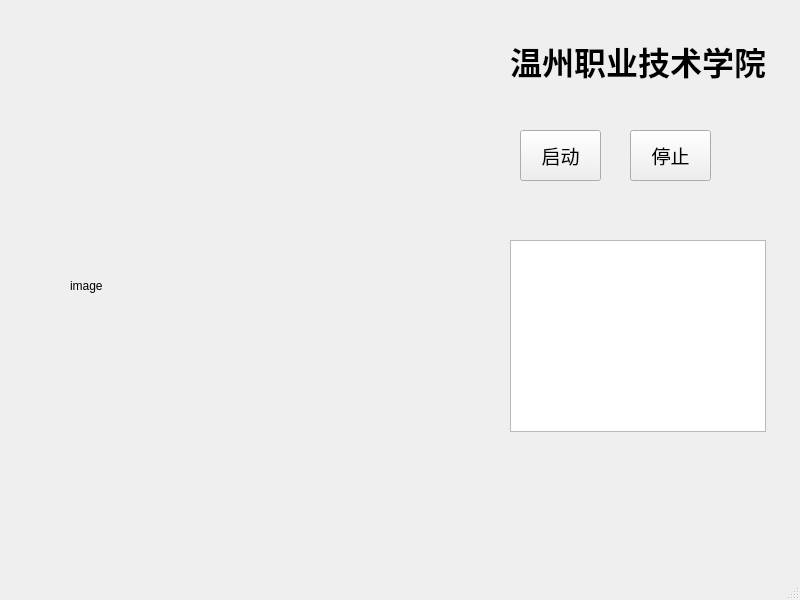
This is 智能产线综合应用实训/ABB_robot_vision/readCamera/mainUI.ui in cxf9203/github_repo as Qt 5 draws it before an edit. The edited form follows.
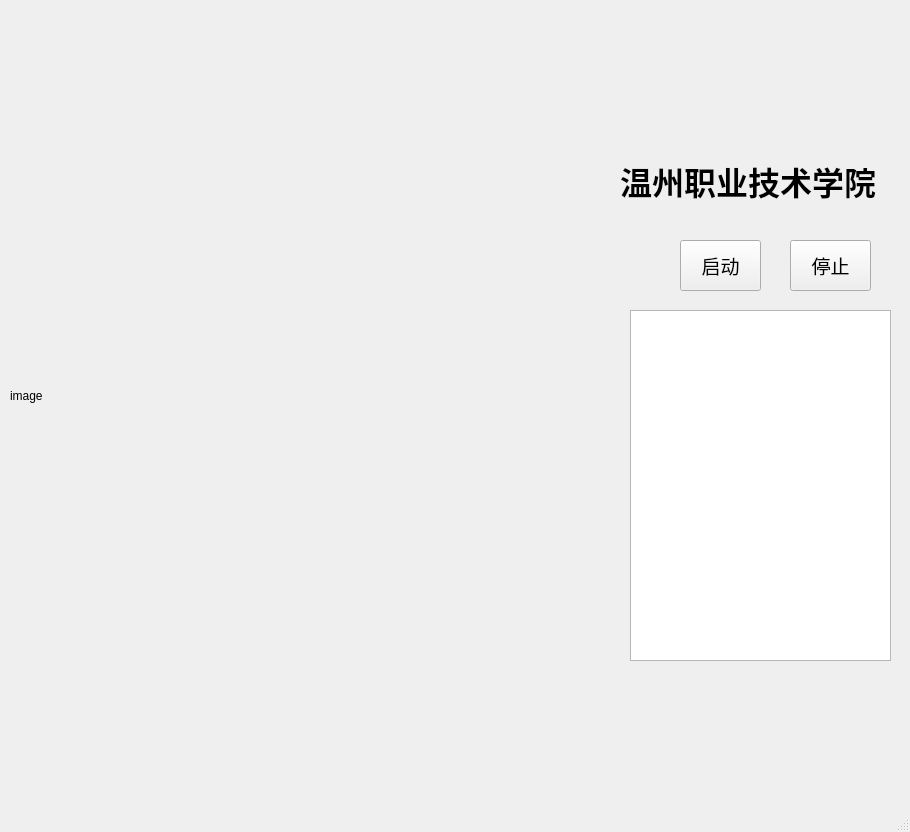
This is the edited form.

```diff
--- a/智能产线综合应用实训/ABB_robot_vision/readCamera/mainUI.ui
+++ b/智能产线综合应用实训/ABB_robot_vision/readCamera/mainUI.ui
@@ -6,8 +6,8 @@
    <rect>
     <x>0</x>
     <y>0</y>
-    <width>800</width>
-    <height>600</height>
+    <width>910</width>
+    <height>832</height>
    </rect>
   </property>
   <property name="windowTitle">
@@ -17,10 +17,10 @@
    <widget class="QLabel" name="label">
     <property name="geometry">
      <rect>
-      <x>70</x>
+      <x>10</x>
       <y>100</y>
-      <width>401</width>
-      <height>371</height>
+      <width>571</width>
+      <height>591</height>
      </rect>
     </property>
     <property name="text">
@@ -30,8 +30,8 @@
    <widget class="QPushButton" name="pushButton">
     <property name="geometry">
      <rect>
-      <x>520</x>
-      <y>130</y>
+      <x>680</x>
+      <y>240</y>
       <width>81</width>
       <height>51</height>
      </rect>
@@ -49,8 +49,8 @@
    <widget class="QPushButton" name="pushButton_2">
     <property name="geometry">
      <rect>
-      <x>630</x>
-      <y>130</y>
+      <x>790</x>
+      <y>240</y>
       <width>81</width>
       <height>51</height>
      </rect>
@@ -68,18 +68,18 @@
    <widget class="QTextBrowser" name="textBrowser">
     <property name="geometry">
      <rect>
-      <x>510</x>
-      <y>240</y>
-      <width>256</width>
-      <height>192</height>
+      <x>630</x>
+      <y>310</y>
+      <width>261</width>
+      <height>351</height>
      </rect>
     </property>
    </widget>
    <widget class="QLabel" name="label_2">
     <property name="geometry">
      <rect>
-      <x>510</x>
-      <y>30</y>
+      <x>620</x>
+      <y>150</y>
       <width>281</width>
       <height>61</height>
      </rect>
```
Left out of the diff: 2 changed lines with no effect on the pictures.
